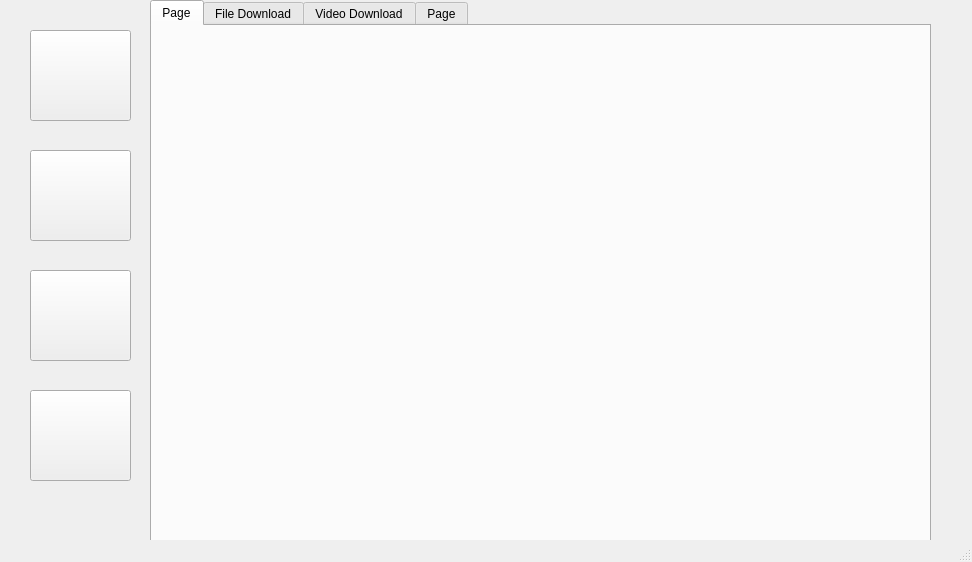
Old version of the form main.ui in the repository upenderrreddy/Downloder-App.
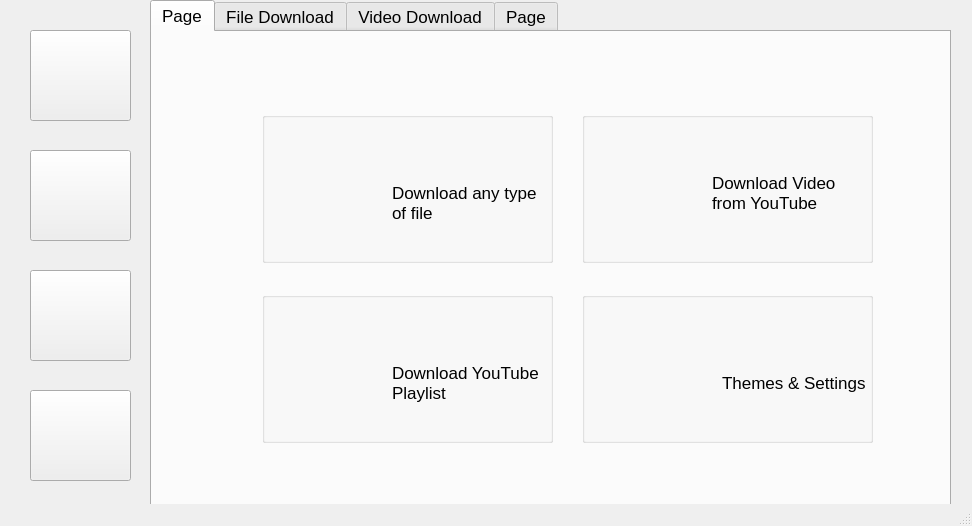
New version of the form. The open tabs and pages were chosen to show the change. Icons and pictures are not drawn.

Commit message: Home and settings design

The edit to the form file:
```diff
--- a/main.ui
+++ b/main.ui
@@ -7,7 +7,7 @@
     <x>0</x>
     <y>0</y>
     <width>972</width>
-    <height>562</height>
+    <height>526</height>
    </rect>
   </property>
   <property name="windowTitle">
@@ -19,13 +19,14 @@
      <rect>
       <x>150</x>
       <y>0</y>
-      <width>781</width>
+      <width>801</width>
       <height>571</height>
      </rect>
     </property>
     <property name="font">
      <font>
       <family>Segoe UI</family>
+      <pointsize>13</pointsize>
      </font>
     </property>
     <property name="currentIndex">
@@ -35,6 +36,198 @@
      <attribute name="title">
       <string>Page</string>
      </attribute>
+     <widget class="QGroupBox" name="groupBox">
+      <property name="geometry">
+       <rect>
+        <x>110</x>
+        <y>80</y>
+        <width>291</width>
+        <height>151</height>
+       </rect>
+      </property>
+      <property name="title">
+       <string/>
+      </property>
+      <widget class="QLabel" name="label_8">
+       <property name="geometry">
+        <rect>
+         <x>30</x>
+         <y>40</y>
+         <width>91</width>
+         <height>81</height>
+        </rect>
+       </property>
+       <property name="text">
+        <string/>
+       </property>
+       <property name="pixmap">
+        <pixmap resource="photo.qrc">:/icons/home_download.png</pixmap>
+       </property>
+       <property name="scaledContents">
+        <bool>true</bool>
+       </property>
+      </widget>
+      <widget class="QLabel" name="label_9">
+       <property name="geometry">
+        <rect>
+         <x>130</x>
+         <y>30</y>
+         <width>151</width>
+         <height>121</height>
+        </rect>
+       </property>
+       <property name="text">
+        <string>Download any type of file</string>
+       </property>
+       <property name="wordWrap">
+        <bool>true</bool>
+       </property>
+      </widget>
+     </widget>
+     <widget class="QGroupBox" name="groupBox_2">
+      <property name="geometry">
+       <rect>
+        <x>430</x>
+        <y>80</y>
+        <width>291</width>
+        <height>151</height>
+       </rect>
+      </property>
+      <property name="title">
+       <string/>
+      </property>
+      <widget class="QLabel" name="label_10">
+       <property name="geometry">
+        <rect>
+         <x>30</x>
+         <y>40</y>
+         <width>91</width>
+         <height>81</height>
+        </rect>
+       </property>
+       <property name="text">
+        <string/>
+       </property>
+       <property name="pixmap">
+        <pixmap resource="photo.qrc">:/icons/youtube.png</pixmap>
+       </property>
+       <property name="scaledContents">
+        <bool>true</bool>
+       </property>
+      </widget>
+      <widget class="QLabel" name="label_11">
+       <property name="geometry">
+        <rect>
+         <x>130</x>
+         <y>20</y>
+         <width>151</width>
+         <height>121</height>
+        </rect>
+       </property>
+       <property name="text">
+        <string>Download Video from YouTube</string>
+       </property>
+       <property name="wordWrap">
+        <bool>true</bool>
+       </property>
+      </widget>
+     </widget>
+     <widget class="QGroupBox" name="groupBox_3">
+      <property name="geometry">
+       <rect>
+        <x>110</x>
+        <y>260</y>
+        <width>291</width>
+        <height>151</height>
+       </rect>
+      </property>
+      <property name="title">
+       <string/>
+      </property>
+      <widget class="QLabel" name="label_12">
+       <property name="geometry">
+        <rect>
+         <x>30</x>
+         <y>50</y>
+         <width>91</width>
+         <height>81</height>
+        </rect>
+       </property>
+       <property name="text">
+        <string/>
+       </property>
+       <property name="pixmap">
+        <pixmap resource="photo.qrc">:/icons/playlist.png</pixmap>
+       </property>
+       <property name="scaledContents">
+        <bool>true</bool>
+       </property>
+      </widget>
+      <widget class="QLabel" name="label_13">
+       <property name="geometry">
+        <rect>
+         <x>130</x>
+         <y>30</y>
+         <width>151</width>
+         <height>121</height>
+        </rect>
+       </property>
+       <property name="text">
+        <string>Download YouTube Playlist</string>
+       </property>
+       <property name="wordWrap">
+        <bool>true</bool>
+       </property>
+      </widget>
+     </widget>
+     <widget class="QGroupBox" name="groupBox_4">
+      <property name="geometry">
+       <rect>
+        <x>430</x>
+        <y>260</y>
+        <width>291</width>
+        <height>151</height>
+       </rect>
+      </property>
+      <property name="title">
+       <string/>
+      </property>
+      <widget class="QLabel" name="label_14">
+       <property name="geometry">
+        <rect>
+         <x>40</x>
+         <y>60</y>
+         <width>91</width>
+         <height>81</height>
+        </rect>
+       </property>
+       <property name="text">
+        <string/>
+       </property>
+       <property name="pixmap">
+        <pixmap resource="photo.qrc">:/icons/home_settings.png</pixmap>
+       </property>
+       <property name="scaledContents">
+        <bool>true</bool>
+       </property>
+      </widget>
+      <widget class="QLabel" name="label_15">
+       <property name="geometry">
+        <rect>
+         <x>140</x>
+         <y>30</y>
+         <width>151</width>
+         <height>121</height>
+        </rect>
+       </property>
+       <property name="text">
+        <string>Themes &amp; Settings</string>
+       </property>
+       <property name="wordWrap">
+        <bool>true</bool>
+       </property>
+      </widget>
+     </widget>
     </widget>
     <widget class="QWidget" name="tab">
      <attribute name="title">
```
Left out of the diff: 117 changed lines with no effect on the pictures. The commit also changes 6 other files.
